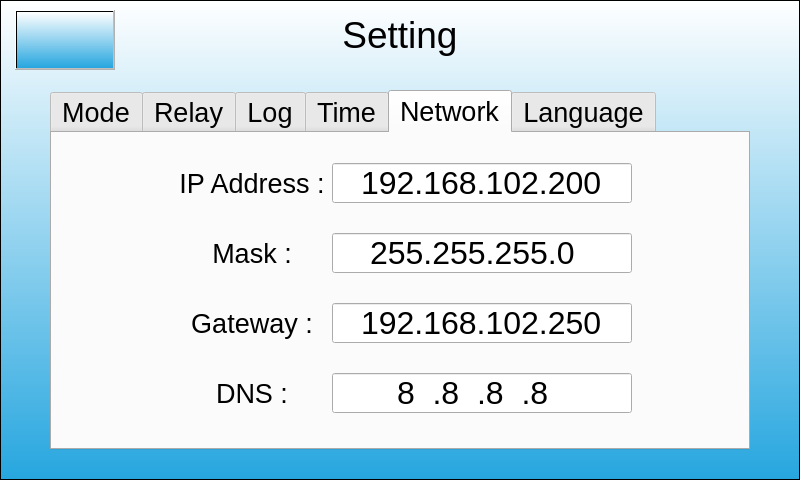
Before: the Qt Designer form settingdialog.ui in Keithsys730/ERC_UI_DEMO, drawn with Qt 5.
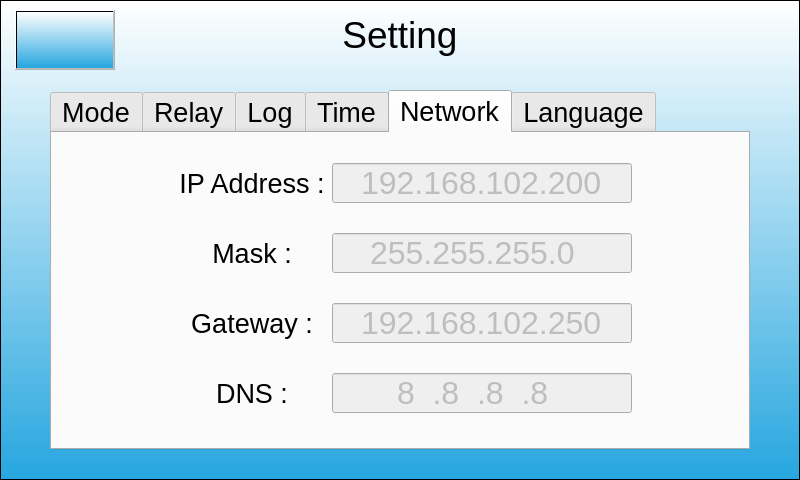
After: the same form once the commit is applied. The open tabs and pages were chosen to show the change. Icons and pictures are not drawn.

```diff
--- a/settingdialog.ui
+++ b/settingdialog.ui
@@ -745,6 +745,9 @@
      <string>Network</string>
     </attribute>
     <widget class="QLineEdit" name="setIPLineEdit">
+     <property name="enabled">
+      <bool>false</bool>
+     </property>
      <property name="geometry">
       <rect>
        <x>280</x>
@@ -817,6 +820,9 @@
      </property>
     </widget>
     <widget class="QLineEdit" name="setMaskLineEdit">
+     <property name="enabled">
+      <bool>false</bool>
+     </property>
      <property name="geometry">
       <rect>
        <x>280</x>
@@ -868,6 +874,9 @@
      </property>
     </widget>
     <widget class="QLineEdit" name="setGatewayLineEdit">
+     <property name="enabled">
+      <bool>false</bool>
+     </property>
      <property name="geometry">
       <rect>
        <x>280</x>
@@ -919,6 +928,9 @@
      </property>
     </widget>
     <widget class="QLineEdit" name="setDNSLineEdit">
+     <property name="enabled">
+      <bool>false</bool>
+     </property>
      <property name="geometry">
       <rect>
        <x>280</x>
```
Left out of the diff: 6 changed lines with no effect on the pictures.
